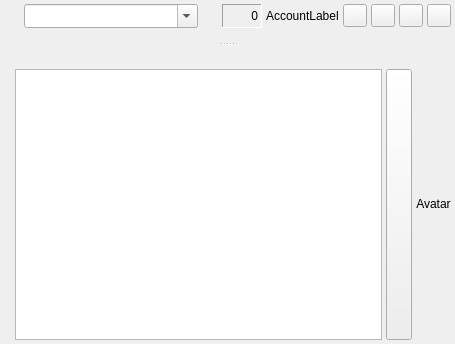
Old version of the form src/chatdlg.ui in the repository psi-im/psi.
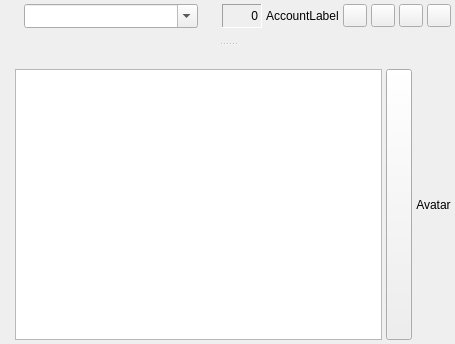
New version of the form. Custom widgets are drawn as their Qt base class.

Diff of the .ui file:
```diff
--- a/src/chatdlg.ui
+++ b/src/chatdlg.ui
@@ -356,13 +356,7 @@
           </widget>
          </item>
          <item>
-          <widget class="QLabel" name="avatar">
-           <property name="sizePolicy">
-            <sizepolicy hsizetype="Preferred" vsizetype="Maximum">
-             <horstretch>0</horstretch>
-             <verstretch>0</verstretch>
-            </sizepolicy>
-           </property>
+          <widget class="PixmapRatioLabel" name="avatar">
            <property name="text">
             <string>Avatar</string>
            </property>
@@ -407,6 +401,11 @@
    <extends>QLabel</extends>
    <header>iconlabel.h</header>
   </customwidget>
+  <customwidget>
+   <class>PixmapRatioLabel</class>
+   <extends>QLabel</extends>
+   <header>pixmapratiolabel.h</header>
+  </customwidget>
  </customwidgets>
  <tabstops>
   <tabstop>le_jid</tabstop>
```
